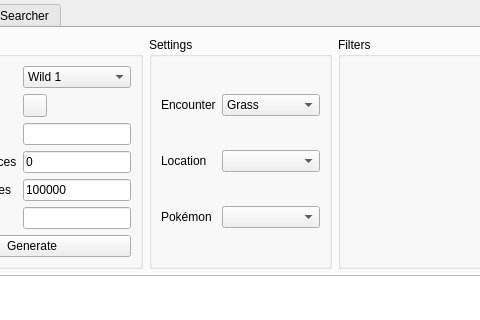
The window that Source/Form/Gen3/Wild3.ui (Admiral-Fish/PokeFinder) describes before a commit, drawn with Qt 5; both pictures show x 101 to 581 and y 106 to 426 of the 1200 by 750 pixel window.
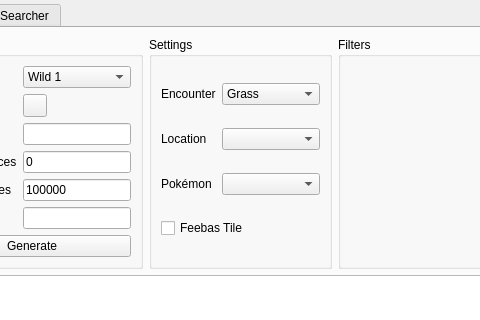
The same window after the commit. Icons and pictures are not drawn. Custom widgets are drawn as their Qt base class.

Commit message: Add Feebas support

Diff of the .ui file:
```diff
--- a/Source/Form/Gen3/Wild3.ui
+++ b/Source/Form/Gen3/Wild3.ui
@@ -255,6 +255,13 @@
           <item row="2" column="1">
            <widget class="ComboBox" name="comboBoxGeneratorPokemon"/>
           </item>
+          <item row="3" column="0" colspan="2">
+           <widget class="QCheckBox" name="checkBoxGeneratorFeebasTile">
+            <property name="text">
+             <string>Feebas Tile</string>
+            </property>
+           </widget>
+          </item>
          </layout>
         </widget>
        </item>
```
Left out of the diff: 9 changed lines with no effect on the pictures. The commit also changes 29 other files.
